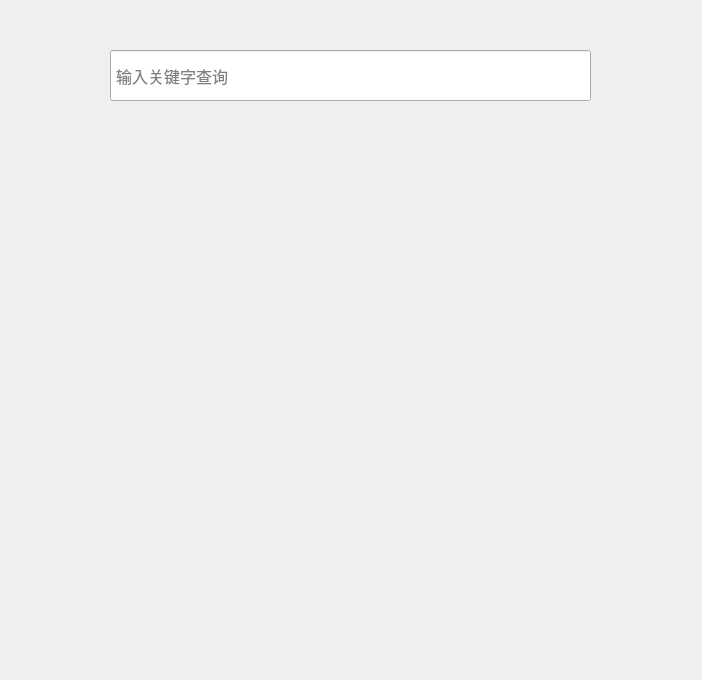
Qt form GameDevTools/dialog.ui (ThisisGame/GameDevTools_Source) before a commit.
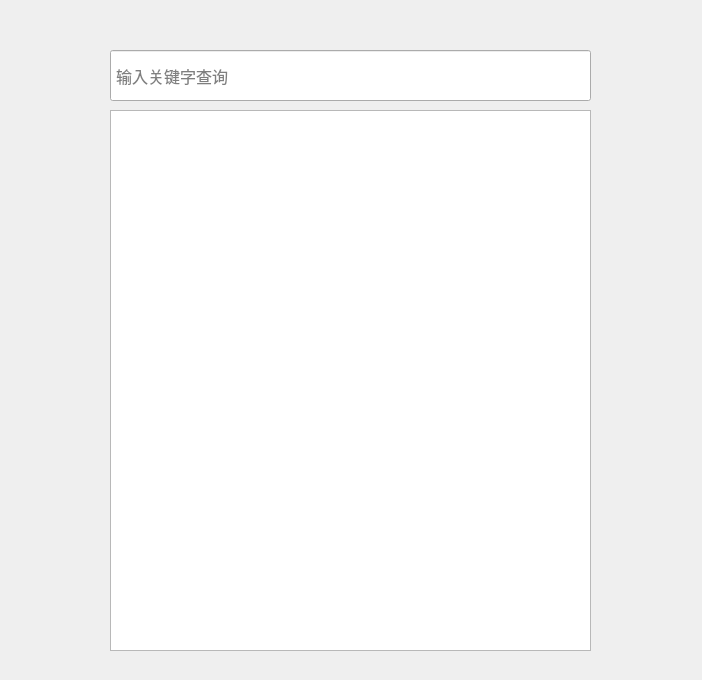
The same form after that commit.

The edit to the form file:
```diff
--- a/GameDevTools/dialog.ui
+++ b/GameDevTools/dialog.ui
@@ -67,7 +67,11 @@
      <height>541</height>
     </rect>
    </property>
-   <layout class="QVBoxLayout" name="resultVerticalLayout"/>
+   <layout class="QVBoxLayout" name="resultVerticalLayout">
+    <item>
+     <widget class="QListView" name="toolsInfoListView"/>
+    </item>
+   </layout>
   </widget>
   <widget class="QLineEdit" name="keywordLineEdit">
    <property name="geometry">
```
